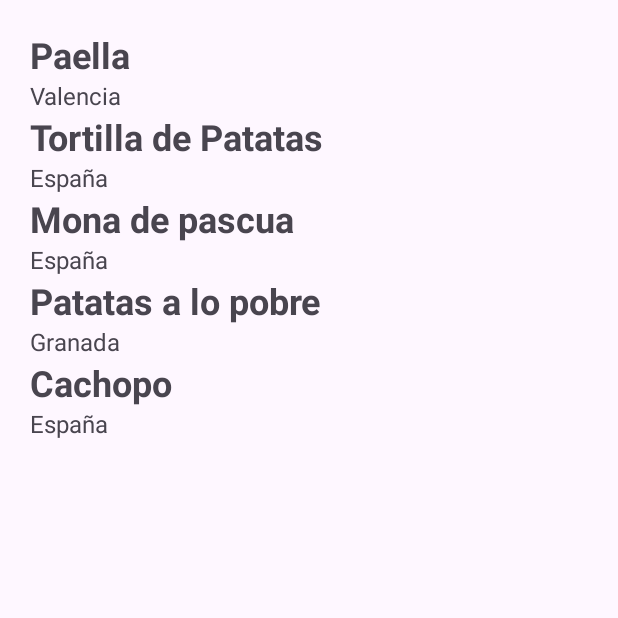
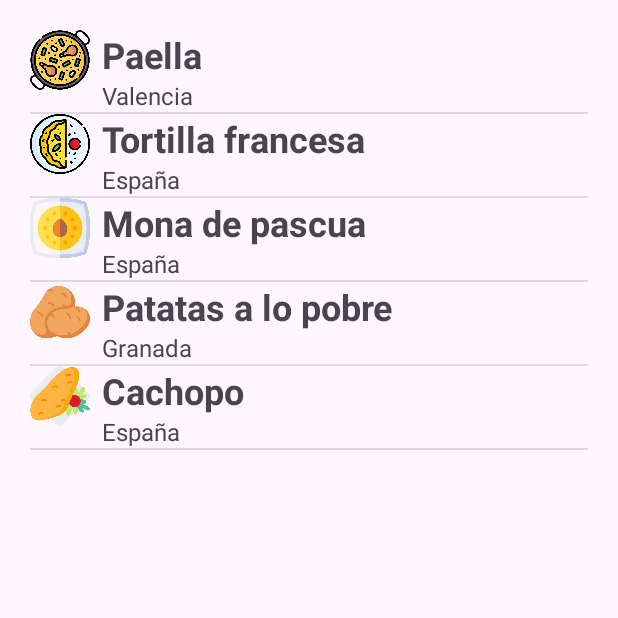
Before and after one commit to manelNunez/T5a1-Nunez-Manel, an Android app: the screen it shows after launch (MainActivity), on a phone screen of 412 x 824 dp, the top half of it. Run offline under Robolectric (Android 15) with nearby library versions, the phone set to English and light mode, and no system bars.

Commit message:
Application finished

```diff
--- a/app/src/main/AndroidManifest.xml
+++ b/app/src/main/AndroidManifest.xml
@@ -1,6 +1,8 @@
 <?xml version="1.0" encoding="utf-8"?>
 <manifest xmlns:android="http://schemas.android.com/apk/res/android"
     xmlns:tools="http://schemas.android.com/tools">
+
+    <uses-permission android:name="android.permission.INTERNET"/>
 
     <application
         android:allowBackup="true"
@@ -13,6 +15,9 @@
         android:theme="@style/Theme.T5a1NunezManel"
         tools:targetApi="31">
         <activity
+            android:name=".WikipediaActivity"
+            android:exported="false" />
+        <activity
             android:name=".MainActivity"
             android:exported="true">
             <intent-filter>
--- a/app/src/main/java/com/example/t5a1_nunez_manel/Comida.kt
+++ b/app/src/main/java/com/example/t5a1_nunez_manel/Comida.kt
@@ -1,6 +1,6 @@
 package com.example.t5a1_nunez_manel
 
-class Comida(private var nombre: String, private var pais: String) {
+class Comida(private var nombre: String, private var pais: String, var imageResource: Int) {
 
 
     fun getNombre(): String {
--- a/app/src/main/java/com/example/t5a1_nunez_manel/ComidaAdapter.kt
+++ b/app/src/main/java/com/example/t5a1_nunez_manel/ComidaAdapter.kt
@@ -1,17 +1,24 @@
 package com.example.t5a1_nunez_manel
 
 import android.content.Context
+import android.graphics.drawable.Drawable
+import android.graphics.drawable.Icon
 import android.view.LayoutInflater
 import android.view.View
 import android.view.ViewGroup
 import androidx.recyclerview.widget.RecyclerView
 import com.example.t5a1_nunez_manel.databinding.ItemComidaBinding
 
-class ComidaAdapter (private val comidas: List<Comida>):RecyclerView.Adapter<ComidaAdapter.ViewHolder>() {
+class ComidaAdapter (private val comidas: List<Comida>,private val
+listener: OnClickListener):RecyclerView.Adapter<ComidaAdapter.ViewHolder>() {
 
     private lateinit var context: Context
     inner class ViewHolder(view: View): RecyclerView.ViewHolder(view){
         val binding = ItemComidaBinding.bind(view)
+
+        fun setListener(comida:Comida) {
+            binding.root.setOnClickListener { listener.onClick(comida) }
+        }
     }
 
     override fun onCreateViewHolder(parent: ViewGroup, viewType: Int): ViewHolder {
@@ -25,9 +32,10 @@ class ComidaAdapter (private val comidas: List<Comida>):RecyclerView.Adapter<Com
     override fun onBindViewHolder(holder: ViewHolder, position: Int) {
         val comida = comidas.get(position)
         with(holder){
-            println(comidas.size)
+            setListener(comida)
             binding.lblTitulo.text = comida.getNombre()
             binding.lblSubtitulo.text = comida.getPais()
+            binding.imagen.setImageResource(comida.imageResource)
         }
     }
 
--- a/app/src/main/java/com/example/t5a1_nunez_manel/ComidaDatos.kt
+++ b/app/src/main/java/com/example/t5a1_nunez_manel/ComidaDatos.kt
@@ -3,11 +3,11 @@ package com.example.t5a1_nunez_manel
 class ComidaDatos {
         companion object {
             val COMIDAS = arrayListOf(
-                Comida("Paella", "Valencia"),
-                Comida("Tortilla de Patatas", "España"),
-                Comida("Mona de pascua", "España"),
-                Comida("Patatas a lo pobre", "Granada"),
-                Comida("Cachopo", "España")
+                Comida("Paella", "Valencia",R.drawable.paella),
+                Comida("Tortilla francesa", "España",R.drawable.omelette),
+                Comida("Mona de pascua", "España",R.drawable.mona_de_pascua),
+                Comida("Patatas a lo pobre", "Granada",R.drawable.potato),
+                Comida("Cachopo", "España",R.drawable.cachopo)
             )
         }
 
--- a/app/src/main/java/com/example/t5a1_nunez_manel/MainActivity.kt
+++ b/app/src/main/java/com/example/t5a1_nunez_manel/MainActivity.kt
@@ -1,18 +1,23 @@
 package com.example.t5a1_nunez_manel
 
+import android.content.Intent
 import android.os.Bundle
+import android.widget.Toast
 import androidx.activity.enableEdgeToEdge
 import androidx.appcompat.app.AppCompatActivity
 import androidx.core.view.ViewCompat
 import androidx.core.view.WindowInsetsCompat
+import androidx.recyclerview.widget.DividerItemDecoration
 import androidx.recyclerview.widget.LinearLayoutManager
 import com.example.t5a1_nunez_manel.databinding.ActivityMainBinding
+import com.example.t5a1_nunez_manel.databinding.ActivityWikipediaBinding
 
-class MainActivity : AppCompatActivity() {
+class MainActivity : AppCompatActivity(),OnClickListener {
 
     private lateinit var comidaAdapter: ComidaAdapter
     private lateinit var linearLayoutManager: LinearLayoutManager
     private lateinit var binding: ActivityMainBinding
+    private lateinit var itemDecoration: DividerItemDecoration
 
 
     override fun onCreate(savedInstanceState: Bundle?) {
@@ -20,11 +25,14 @@ class MainActivity : AppCompatActivity() {
         enableEdgeToEdge()
         binding = ActivityMainBinding.inflate(layoutInflater)
         setContentView(binding.root)
-        comidaAdapter = ComidaAdapter(ComidaDatos.COMIDAS)
+        comidaAdapter = ComidaAdapter(ComidaDatos.COMIDAS,this)
+        itemDecoration = DividerItemDecoration(this,
+            DividerItemDecoration.VERTICAL)
         linearLayoutManager = LinearLayoutManager(this)
         binding.recyclerId.apply {
             layoutManager = linearLayoutManager
             adapter = comidaAdapter
+            addItemDecoration(itemDecoration)
         }
         ViewCompat.setOnApplyWindowInsetsListener(findViewById(R.id.main)) { v, insets ->
             val systemBars = insets.getInsets(WindowInsetsCompat.Type.systemBars())
@@ -32,4 +40,22 @@ class MainActivity : AppCompatActivity() {
             insets
         }
     }
+
+    override fun onClick(comida: Comida) {
+
+
+        val comidaNombre = comida.getNombre().replace(" ", "_")
+
+        Toast.makeText(this, comidaNombre, Toast.LENGTH_SHORT).show()
+
+        var url = "https://es.wikipedia.org/wiki/"
+
+
+
+        val intent = Intent(this, WikipediaActivity::class.java)
+        intent.putExtra("comidaNombre", comidaNombre)
+        intent.putExtra("urlComida", url)
+        startActivity(intent)
+    }
+
 }
--- /dev/null
+++ b/app/src/main/java/com/example/t5a1_nunez_manel/OnClickListener.kt
@@ -0,0 +1,7 @@
+package com.example.t5a1_nunez_manel
+
+interface OnClickListener {
+        fun onClick(comida: Comida)
+
+
+}
--- a/app/src/main/res/layout/item_comida.xml
+++ b/app/src/main/res/layout/item_comida.xml
@@ -2,7 +2,22 @@
 <LinearLayout xmlns:android="http://schemas.android.com/apk/res/android"
     android:layout_width="match_parent"
     android:layout_height="wrap_content"
-    android:orientation="vertical">
+    android:orientation="horizontal">
+
+    <ImageView
+        android:id="@+id/imagen"
+        android:layout_width="40dp"
+        android:layout_height="40dp"
+        android:layout_marginEnd="8dp"
+        android:src="@drawable/ic_launcher_background">
+
+    </ImageView>
+
+<LinearLayout
+    android:layout_width="match_parent"
+    android:layout_height="wrap_content"
+    android:orientation="vertical"
+    >
 
     <TextView
         android:id="@+id/lblTitulo"
@@ -10,13 +25,16 @@
         android:layout_height="wrap_content"
         android:textSize="24sp"
         android:textStyle="bold"
-         />
+        />
     <TextView
         android:id="@+id/lblSubtitulo"
         android:layout_width="match_parent"
         android:layout_height="wrap_content"
         android:textSize="16sp"
         android:textStyle="normal"
-         />
+        />
 
 </LinearLayout>
+
+
+</LinearLayout>
```
Also changed, not shown: app/src/main/java/com/example/t5a1_nunez_manel/WikipediaActivity.kt (added, +36 -0 lines), app/src/main/res/layout/activity_wikipedia.xml (added, +19 -0 lines), app/src/main/res/drawable/cachopo.png (added), app/src/main/res/drawable/mona_de_pascua.png (added), app/src/main/res/drawable/omelette.png (added), app/src/main/res/drawable/paella.png (added), app/src/main/res/drawable/potato.png (added).
